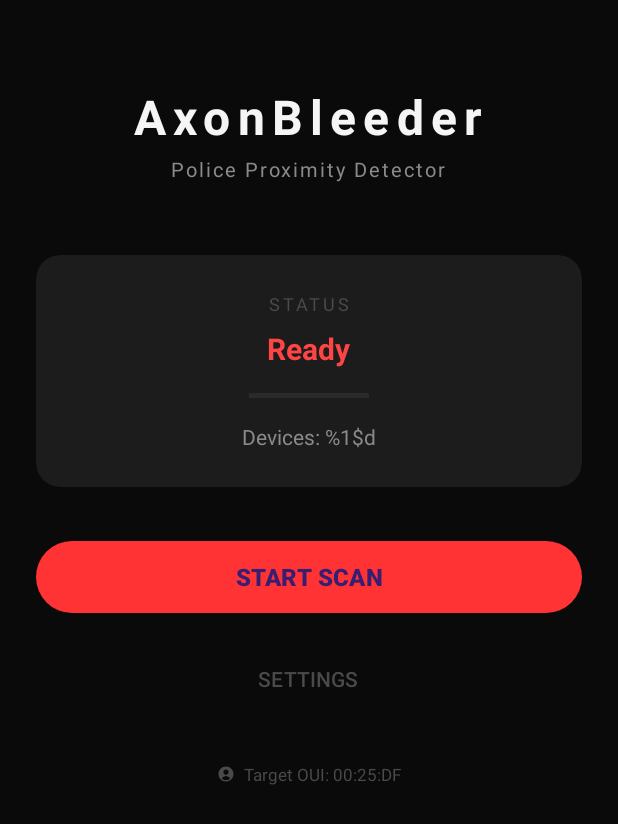
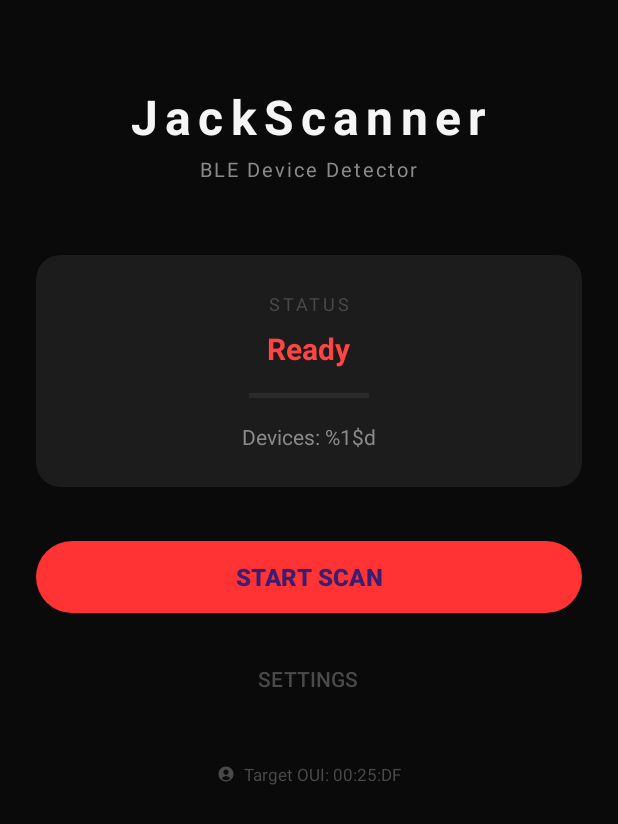
Before and after one commit to tajcactus23-rgb/jackscanner, an Android app: the layout activity_main.xml on its own in the app's theme, with its tools: preview values and no code run, on a phone screen of 412 x 824 dp. Shown: the top 824 px of the screen. Run offline under Robolectric (Android 15) with nearby library versions, the phone set to English and light mode, and no system bars.

Commit message:
Fix: Kotlin compile errors (BleScanner class name, missing string)

```diff
--- a/axonbleeder/app/src/main/res/values/strings.xml
+++ b/axonbleeder/app/src/main/res/values/strings.xml
@@ -1,7 +1,7 @@
 <?xml version="1.0" encoding="utf-8"?>
 <resources>
-    <string name="app_name">AxonBleeder</string>
-    <string name="app_tagline">Police Proximity Detector</string>
+    <string name="app_name">JackScanner</string>
+    <string name="app_tagline">BLE Device Detector</string>
 
     <!-- Status -->
     <string name="status_label">STATUS</string>
@@ -13,6 +13,7 @@
     <!-- Buttons -->
     <string name="start_scan">START SCAN</string>
     <string name="stop_scan">STOP</string>
+    <string name="stop">STOP</string>
     <string name="settings">SETTINGS</string>
 
     <!-- Target -->
@@ -24,7 +25,7 @@
     <string name="unknown_device">Unknown Device</string>
 
     <!-- Service -->
-    <string name="service_title">AxonBleeder Active</string>
+    <string name="service_title">JackScanner Active</string>
     <string name="service_scanning">Scanning for devices…</string>
 
     <!-- Notifications -->
--- a/jackscanner/app/src/main/java/com/jackscanner/service/BleScanService.kt
+++ b/jackscanner/app/src/main/java/com/jackscanner/service/BleScanService.kt
@@ -21,7 +21,7 @@ import com.jackscanner.ui.MainActivity
 
 class BleScanService : Service() {
 
-    private var bluetoothLeScanner: android.bluetooth.le.BleScanner? = null
+    private var bluetoothLeScanner: android.bluetooth.le.BluetoothLeScanner? = null
     private var scanCallback: android.bluetooth.le.ScanCallback? = null
     private var wakeLock: PowerManager.WakeLock? = null
     private var isScanning = false
--- a/jackscanner/app/src/main/res/values/strings.xml
+++ b/jackscanner/app/src/main/res/values/strings.xml
@@ -13,6 +13,7 @@
     <!-- Buttons -->
     <string name="start_scan">START SCAN</string>
     <string name="stop_scan">STOP</string>
+    <string name="stop">STOP</string>
     <string name="settings">SETTINGS</string>
 
     <!-- Target -->
```
